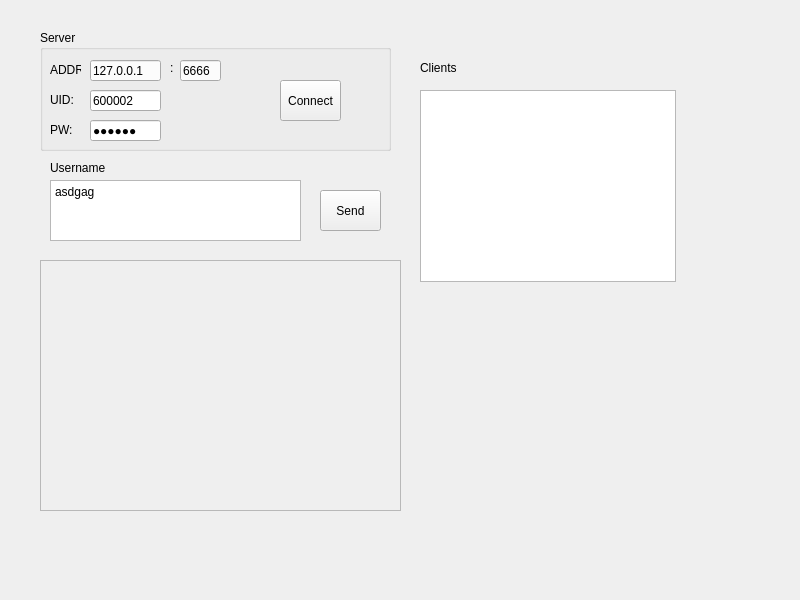
Above: client/src/mainwnd.ui from wnpllrzodiac/securechat before the change. Below: the same form after it.
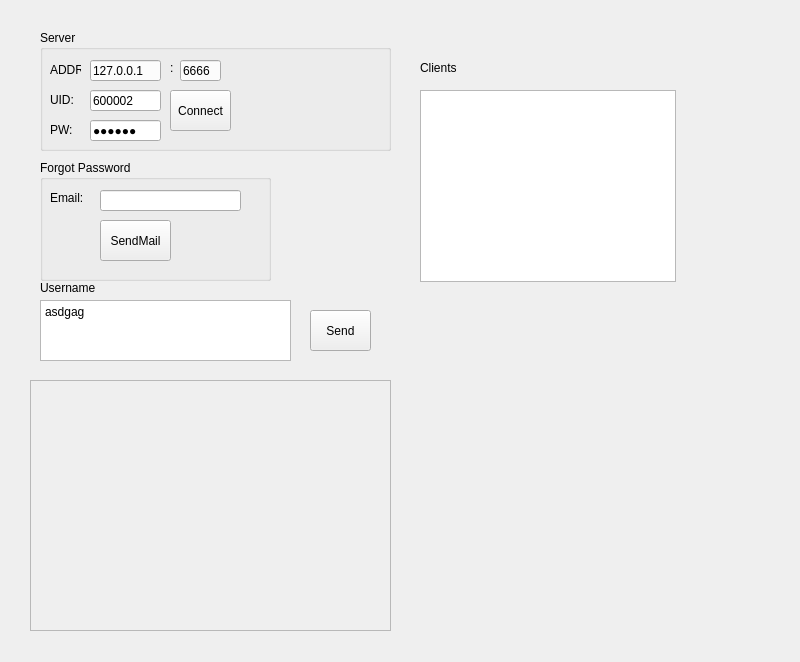
That is the form after the change.

Patch:
```diff
--- a/client/src/mainwnd.ui
+++ b/client/src/mainwnd.ui
@@ -7,7 +7,7 @@
     <x>0</x>
     <y>0</y>
     <width>800</width>
-    <height>600</height>
+    <height>662</height>
    </rect>
   </property>
   <property name="windowTitle">
@@ -81,8 +81,8 @@
     <widget class="QPushButton" name="pushButtonConnect">
      <property name="geometry">
       <rect>
-       <x>240</x>
-       <y>50</y>
+       <x>130</x>
+       <y>60</y>
        <width>61</width>
        <height>41</height>
       </rect>
@@ -173,8 +173,8 @@
    <widget class="QPushButton" name="pushButtonSend">
     <property name="geometry">
      <rect>
-      <x>320</x>
-      <y>190</y>
+      <x>310</x>
+      <y>310</y>
       <width>61</width>
       <height>41</height>
      </rect>
@@ -186,8 +186,8 @@
    <widget class="QTextEdit" name="textEditMessage">
     <property name="geometry">
      <rect>
-      <x>50</x>
-      <y>180</y>
+      <x>40</x>
+      <y>300</y>
       <width>251</width>
       <height>61</height>
      </rect>
@@ -199,15 +199,15 @@
 hr { height: 1px; border-width: 0; }
 li.unchecked::marker { content: &quot;\2610&quot;; }
 li.checked::marker { content: &quot;\2612&quot;; }
-&lt;/style&gt;&lt;/head&gt;&lt;body style=&quot; font-family:'Microsoft YaHei UI'; font-size:9pt; font-weight:400; font-style:normal;&quot;&gt;
-&lt;p style=&quot; margin-top:0px; margin-bottom:0px; margin-left:0px; margin-right:0px; -qt-block-indent:0; text-indent:0px;&quot;&gt;&lt;span style=&quot; font-family:'Segoe UI';&quot;&gt;asdgag&lt;/span&gt;&lt;/p&gt;&lt;/body&gt;&lt;/html&gt;</string>
+&lt;/style&gt;&lt;/head&gt;&lt;body style=&quot; font-family:'Segoe UI'; font-size:9pt; font-weight:400; font-style:normal;&quot;&gt;
+&lt;p style=&quot; margin-top:0px; margin-bottom:0px; margin-left:0px; margin-right:0px; -qt-block-indent:0; text-indent:0px;&quot;&gt;asdgag&lt;/p&gt;&lt;/body&gt;&lt;/html&gt;</string>
     </property>
    </widget>
    <widget class="QScrollArea" name="scrollAreaHistory">
     <property name="geometry">
      <rect>
-      <x>40</x>
-      <y>260</y>
+      <x>30</x>
+      <y>380</y>
       <width>361</width>
       <height>251</height>
      </rect>
@@ -229,8 +229,8 @@
    <widget class="QLabel" name="label_UserName">
     <property name="geometry">
      <rect>
-      <x>50</x>
-      <y>160</y>
+      <x>40</x>
+      <y>280</y>
       <width>271</width>
       <height>16</height>
      </rect>
@@ -239,6 +239,58 @@
      <string>Username</string>
     </property>
    </widget>
+   <widget class="QGroupBox" name="groupBox_2">
+    <property name="geometry">
+     <rect>
+      <x>40</x>
+      <y>160</y>
+      <width>231</width>
+      <height>121</height>
+     </rect>
+    </property>
+    <property name="title">
+     <string>Forgot Password</string>
+    </property>
+    <widget class="QLineEdit" name="lineEditEmail">
+     <property name="geometry">
+      <rect>
+       <x>60</x>
+       <y>30</y>
+       <width>141</width>
+       <height>21</height>
+      </rect>
+     </property>
+     <property name="text">
+      <string/>
+     </property>
+    </widget>
+    <widget class="QPushButton" name="pushButtonSendMail">
+     <property name="geometry">
+      <rect>
+       <x>60</x>
+       <y>60</y>
+       <width>71</width>
+       <height>41</height>
+      </rect>
+     </property>
+     <property name="text">
+      <string>SendMail</string>
+     </property>
+    </widget>
+    <widget class="QLabel" name="label_7">
+     <property name="geometry">
+      <rect>
+       <x>10</x>
+       <y>30</y>
+       <width>41</width>
+       <height>16</height>
+      </rect>
+     </property>
+     <property name="text">
+      <string>Email:</string>
+     </property>
+    </widget>
+   </widget>
   </widget>
  </widget>
  <resources/>
```
Left out of the diff: 13 changed lines with no effect on the pictures.
